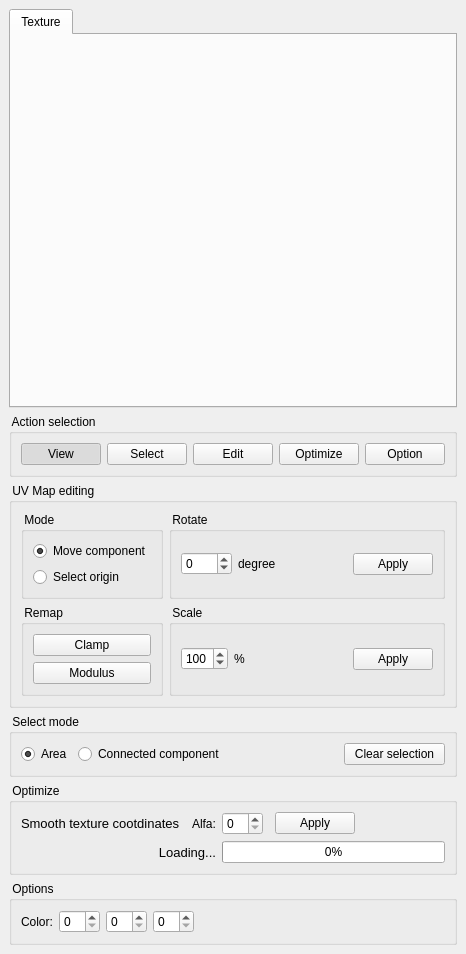
Above: src/fgt/edit_texture/textureeditor.ui from cnr-isti-vclab/meshlab before the change. Below: the same form after it.
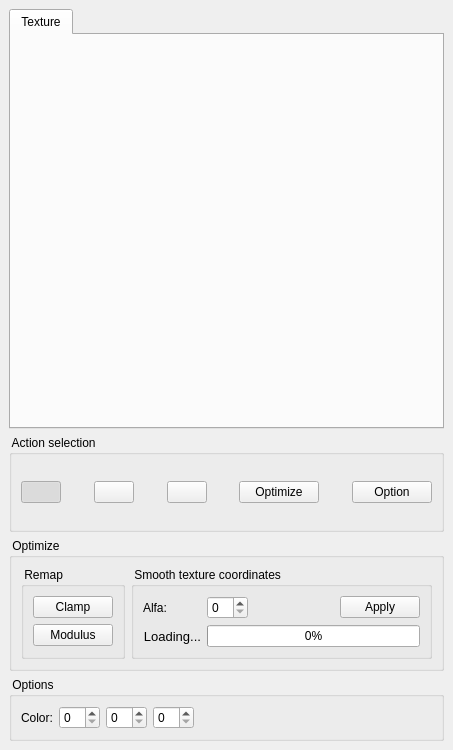
That is the form after the change. Icons and pictures are not drawn.

Commit message: Added dynamic selection end move.

The edit to the form file:
```diff
--- a/src/fgt/edit_texture/textureeditor.ui
+++ b/src/fgt/edit_texture/textureeditor.ui
@@ -6,7 +6,7 @@
     <x>0</x>
     <y>0</y>
     <width>453</width>
-    <height>954</height>
+    <height>750</height>
    </rect>
   </property>
   <property name="windowTitle" >
@@ -45,8 +45,28 @@
       </property>
       <item>
        <widget class="QPushButton" name="moveButton" >
+        <property name="sizePolicy" >
+         <sizepolicy>
+          <hsizetype>0</hsizetype>
+          <vsizetype>0</vsizetype>
+          <horstretch>0</horstretch>
+          <verstretch>0</verstretch>
+         </sizepolicy>
+        </property>
+        <property name="toolTip" >
+         <string>Allow pan and zoom on the UV Space</string>
+        </property>
         <property name="text" >
-         <string>View</string>
+         <string/>
+        </property>
+        <property name="icon" >
+         <iconset resource="meshlab.qrc" >:/images/selpan.png</iconset>
+        </property>
+        <property name="iconSize" >
+         <size>
+          <width>48</width>
+          <height>48</height>
+         </size>
         </property>
         <property name="checkable" >
          <bool>true</bool>
@@ -56,28 +76,115 @@
         </property>
        </widget>
       </item>
+      <item>
+       <spacer>
+        <property name="orientation" >
+         <enum>Qt::Horizontal</enum>
+        </property>
+        <property name="sizeHint" >
+         <size>
+          <width>16</width>
+          <height>56</height>
+         </size>
+        </property>
+       </spacer>
+      </item>
       <item>
        <widget class="QPushButton" name="selectButton" >
+        <property name="sizePolicy" >
+         <sizepolicy>
+          <hsizetype>0</hsizetype>
+          <vsizetype>0</vsizetype>
+          <horstretch>0</horstretch>
+          <verstretch>0</verstretch>
+         </sizepolicy>
+        </property>
+        <property name="toolTip" >
+         <string>Allow the selection of face inside a dragged area</string>
+        </property>
         <property name="text" >
-         <string>Select</string>
+         <string/>
         </property>
+        <property name="icon" >
+         <iconset resource="meshlab.qrc" >:/images/selarea.png</iconset>
+        </property>
+        <property name="iconSize" >
+         <size>
+          <width>48</width>
+          <height>48</height>
+         </size>
+        </property>
         <property name="checkable" >
          <bool>true</bool>
         </property>
        </widget>
       </item>
       <item>
-       <widget class="QPushButton" name="editButton" >
+       <spacer>
+        <property name="orientation" >
+         <enum>Qt::Horizontal</enum>
+        </property>
+        <property name="sizeHint" >
+         <size>
+          <width>16</width>
+          <height>56</height>
+         </size>
+        </property>
+       </spacer>
+      </item>
+      <item>
+       <widget class="QPushButton" name="connectedButton" >
+        <property name="sizePolicy" >
+         <sizepolicy>
+          <hsizetype>0</hsizetype>
+          <vsizetype>0</vsizetype>
+          <horstretch>0</horstretch>
+          <verstretch>0</verstretch>
+         </sizepolicy>
+        </property>
+        <property name="toolTip" >
+         <string>Allow the selection of connected component</string>
+        </property>
         <property name="text" >
-         <string>Edit</string>
+         <string/>
         </property>
+        <property name="icon" >
+         <iconset resource="meshlab.qrc" >:/images/selcon.png</iconset>
+        </property>
+        <property name="iconSize" >
+         <size>
+          <width>48</width>
+          <height>48</height>
+         </size>
+        </property>
         <property name="checkable" >
          <bool>true</bool>
         </property>
        </widget>
       </item>
+      <item>
+       <spacer>
+        <property name="orientation" >
+         <enum>Qt::Horizontal</enum>
+        </property>
+        <property name="sizeHint" >
+         <size>
+          <width>16</width>
+          <height>56</height>
+         </size>
+        </property>
+       </spacer>
+      </item>
       <item>
        <widget class="QPushButton" name="optimizeButton" >
+        <property name="sizePolicy" >
+         <sizepolicy>
+          <hsizetype>0</hsizetype>
+          <vsizetype>0</vsizetype>
+          <horstretch>0</horstretch>
+          <verstretch>0</verstretch>
+         </sizepolicy>
+        </property>
         <property name="text" >
          <string>Optimize</string>
         </property>
@@ -86,8 +193,29 @@
         </property>
        </widget>
       </item>
+      <item>
+       <spacer>
+        <property name="orientation" >
+         <enum>Qt::Horizontal</enum>
+        </property>
+        <property name="sizeHint" >
+         <size>
+          <width>16</width>
+          <height>56</height>
+         </size>
+        </property>
+       </spacer>
+      </item>
       <item>
        <widget class="QPushButton" name="optionButton" >
+        <property name="sizePolicy" >
+         <sizepolicy>
+          <hsizetype>0</hsizetype>
+          <vsizetype>0</vsizetype>
+          <horstretch>0</horstretch>
+          <verstretch>0</verstretch>
+         </sizepolicy>
+        </property>
         <property name="text" >
          <string>Option</string>
         </property>
@@ -100,18 +228,18 @@
     </widget>
    </item>
    <item>
-    <widget class="QGroupBox" name="groupBoxUVMapEdit" >
+    <widget class="QGroupBox" name="groupBoxOptimize" >
      <property name="title" >
-      <string> UV Map editing </string>
+      <string> Optimize </string>
      </property>
-     <layout class="QGridLayout" >
+     <layout class="QHBoxLayout" >
       <property name="margin" >
        <number>9</number>
       </property>
       <property name="spacing" >
        <number>6</number>
       </property>
-      <item row="1" column="0" >
+      <item>
        <widget class="QGroupBox" name="groupBox_4" >
         <property name="title" >
          <string> Remap </string>
@@ -140,143 +268,83 @@
         </layout>
        </widget>
       </item>
-      <item row="0" column="2" >
-       <widget class="QGroupBox" name="groupBox_5" >
-        <property name="title" >
-         <string> Rotate </string>
-        </property>
-        <layout class="QHBoxLayout" >
-         <property name="margin" >
-          <number>9</number>
-         </property>
-         <property name="spacing" >
-          <number>6</number>
-         </property>
-         <item>
-          <widget class="QSpinBox" name="spinBoxAngle" >
-           <property name="maximum" >
-            <number>360</number>
-           </property>
-           <property name="minimum" >
-            <number>-360</number>
-           </property>
-          </widget>
-         </item>
-         <item>
-          <widget class="QLabel" name="label_2" >
-           <property name="text" >
-            <string>degree</string>
-           </property>
-          </widget>
-         </item>
-         <item>
-          <spacer>
-           <property name="orientation" >
-            <enum>Qt::Horizontal</enum>
-           </property>
-           <property name="sizeHint" >
-            <size>
-             <width>40</width>
-             <height>20</height>
-            </size>
-           </property>
-          </spacer>
-         </item>
-         <item>
-          <widget class="QPushButton" name="rotateButton" >
-           <property name="text" >
-            <string>Apply</string>
-           </property>
-          </widget>
-         </item>
-        </layout>
-       </widget>
-      </item>
-      <item row="0" column="0" >
+      <item>
        <widget class="QGroupBox" name="groupBox" >
         <property name="title" >
-         <string> Mode </string>
+         <string> Smooth texture coordinates </string>
         </property>
-        <layout class="QVBoxLayout" >
+        <layout class="QGridLayout" >
          <property name="margin" >
           <number>9</number>
          </property>
          <property name="spacing" >
           <number>6</number>
          </property>
-         <item>
-          <widget class="QRadioButton" name="radioButtonMove" >
+         <item row="0" column="3" >
+          <widget class="QPushButton" name="smoothButton" >
            <property name="text" >
-            <string>Move component</string>
+            <string>Apply</string>
            </property>
-           <property name="checked" >
-            <bool>true</bool>
+          </widget>
+         </item>
+         <item row="0" column="0" >
+          <widget class="QLabel" name="label_5" >
+           <property name="text" >
+            <string>Alfa:</string>
            </property>
           </widget>
          </item>
-         <item>
-          <widget class="QRadioButton" name="radioButtonSelect" >
+         <item row="1" column="0" >
+          <widget class="QLabel" name="StatusLabel" >
+           <property name="font" >
+            <font>
+             <family>MS Shell Dlg 2</family>
+             <pointsize>10</pointsize>
+             <weight>50</weight>
+             <italic>false</italic>
+             <bold>false</bold>
+             <underline>false</underline>
+             <strikeout>false</strikeout>
+            </font>
+           </property>
            <property name="text" >
-            <string>Select origin</string>
+            <string>Loading...</string>
            </property>
+           <property name="alignment" >
+            <set>Qt::AlignRight|Qt::AlignTrailing|Qt::AlignVCenter</set>
+           </property>
+           <property name="buddy" >
+            <cstring></cstring>
+           </property>
           </widget>
          </item>
-        </layout>
-       </widget>
-      </item>
-      <item row="1" column="2" >
-       <widget class="QGroupBox" name="groupBox_6" >
-        <property name="title" >
-         <string> Scale </string>
-        </property>
-        <layout class="QHBoxLayout" >
-         <property name="margin" >
-          <number>9</number>
-         </property>
-         <property name="spacing" >
-          <number>6</number>
-         </property>
-         <item>
-          <widget class="QSpinBox" name="spinBoxScale" >
+         <item row="0" column="1" >
+          <widget class="QSpinBox" name="spinBoxAlfa" />
+         </item>
+         <item row="0" column="2" >
+          <spacer>
+           <property name="orientation" >
+            <enum>Qt::Horizontal</enum>
+           </property>
+           <property name="sizeHint" >
+            <size>
+             <width>40</width>
+             <height>20</height>
+            </size>
+           </property>
+          </spacer>
+         </item>
+         <item row="1" column="1" colspan="3" >
+          <widget class="QProgressBar" name="progressBar" >
            <property name="maximum" >
-            <number>300</number>
-           </property>
-           <property name="minimum" >
-            <number>10</number>
-           </property>
-           <property name="singleStep" >
-            <number>5</number>
-           </property>
-           <property name="value" >
             <number>100</number>
            </property>
-          </widget>
-         </item>
-         <item>
-          <widget class="QLabel" name="label" >
-           <property name="text" >
-            <string>%</string>
+           <property name="value" >
+            <number>0</number>
            </property>
-          </widget>
-         </item>
-         <item>
-          <spacer>
            <property name="orientation" >
             <enum>Qt::Horizontal</enum>
            </property>
-           <property name="sizeHint" >
-            <size>
-             <width>40</width>
-             <height>20</height>
-            </size>
-           </property>
-          </spacer>
-         </item>
-         <item>
-          <widget class="QPushButton" name="scaleButton" >
-           <property name="text" >
-            <string>Apply</string>
-           </property>
           </widget>
          </item>
         </layout>
@@ -285,152 +353,6 @@
      </layout>
     </widget>
    </item>
-   <item>
-    <widget class="QGroupBox" name="groupBoxSelect" >
-     <property name="title" >
-      <string> Select mode  </string>
-     </property>
-     <layout class="QHBoxLayout" >
-      <property name="margin" >
-       <number>9</number>
-      </property>
-      <property name="spacing" >
-       <number>6</number>
-      </property>
-      <item>
-       <widget class="QRadioButton" name="radioButtonArea" >
-        <property name="text" >
-         <string>Area</string>
-        </property>
-        <property name="checked" >
-         <bool>true</bool>
-        </property>
-       </widget>
-      </item>
-      <item>
-       <widget class="QRadioButton" name="radioButtonConnected" >
-        <property name="text" >
-         <string>Connected component</string>
-        </property>
-       </widget>
-      </item>
-      <item>
-       <spacer>
-        <property name="orientation" >
-         <enum>Qt::Horizontal</enum>
-        </property>
-        <property name="sizeHint" >
-         <size>
-          <width>40</width>
-          <height>20</height>
-         </size>
-        </property>
-       </spacer>
-      </item>
-      <item>
-       <widget class="QPushButton" name="buttonClear" >
-        <property name="text" >
-         <string>  Clear selection  </string>
-        </property>
-       </widget>
-      </item>
-     </layout>
-    </widget>
-   </item>
-   <item>
-    <widget class="QGroupBox" name="groupBoxOptimize" >
-     <property name="title" >
-      <string> Optimize </string>
-     </property>
-     <layout class="QGridLayout" >
-      <property name="margin" >
-       <number>9</number>
-      </property>
-      <property name="spacing" >
-       <number>6</number>
-      </property>
-      <item row="0" column="6" >
-       <widget class="QPushButton" name="smoothButton" >
-        <property name="text" >
-         <string>Apply</string>
-        </property>
-       </widget>
-      </item>
-      <item row="0" column="4" >
-       <widget class="QSpinBox" name="spinBoxAlfa" />
-      </item>
-      <item row="0" column="3" >
-       <widget class="QLabel" name="label_5" >
-        <property name="text" >
-         <string>Alfa:</string>
-        </property>
-       </widget>
-      </item>
-      <item row="0" column="0" colspan="2" >
-       <widget class="QLabel" name="label_4" >
-        <property name="font" >
-         <font>
-          <pointsize>10</pointsize>
-         </font>
-        </property>
-        <property name="text" >
-         <string>Smooth texture cootdinates</string>
-        </property>
-       </widget>
-      </item>
-      <item row="0" column="7" >
-       <spacer>
-        <property name="orientation" >
-         <enum>Qt::Horizontal</enum>
-        </property>
-        <property name="sizeHint" >
-         <size>
-          <width>40</width>
-          <height>20</height>
-         </size>
-        </property>
-       </spacer>
-      </item>
-      <item row="1" column="4" colspan="4" >
-       <widget class="QProgressBar" name="progressBar" >
-        <property name="maximum" >
-         <number>100</number>
-        </property>
-        <property name="value" >
-         <number>0</number>
-        </property>
-        <property name="orientation" >
-         <enum>Qt::Horizontal</enum>
-        </property>
-       </widget>
-      </item>
-      <item row="1" column="1" colspan="3" >
-       <widget class="QLabel" name="StatusLabel" >
-        <property name="font" >
-         <font>
-          <family>MS Shell Dlg 2</family>
-          <pointsize>10</pointsize>
-          <weight>50</weight>
-          <italic>false</italic>
-          <bold>false</bold>
-          <underline>false</underline>
-          <strikeout>false</strikeout>
-         </font>
-        </property>
-        <property name="text" >
-         <string>Loading...</string>
-        </property>
-        <property name="alignment" >
-         <set>Qt::AlignRight|Qt::AlignTrailing|Qt::AlignVCenter</set>
-        </property>
-        <property name="buddy" >
-         <cstring></cstring>
-        </property>
-       </widget>
-      </item>
-     </layout>
-    </widget>
-   </item>
    <item>
     <widget class="QGroupBox" name="groupBoxOption" >
      <property name="title" >
```
Left out of the diff: 4 changed lines with no effect on the pictures. The commit also changes 10 other files.
